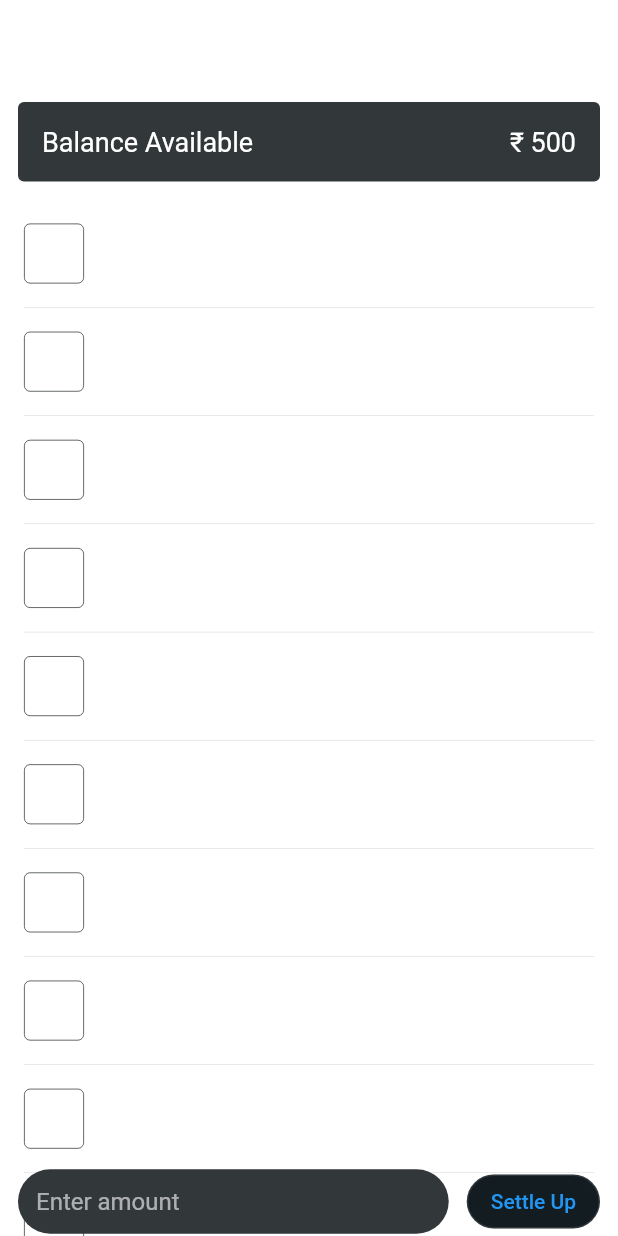
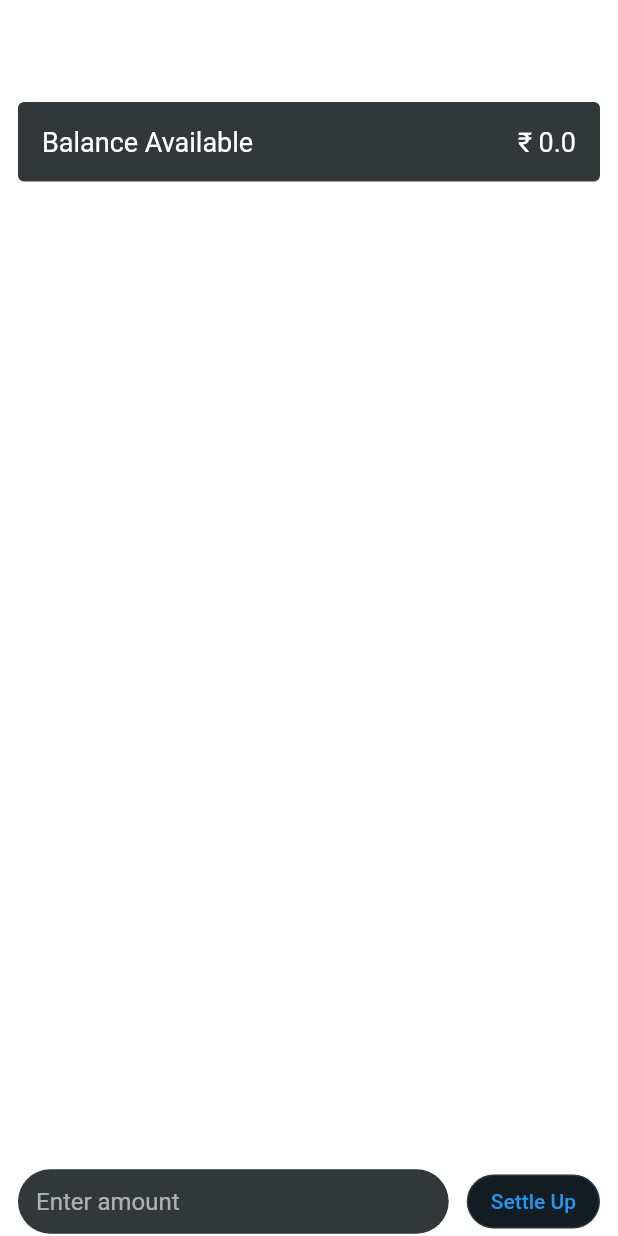
Before and after one commit to SuTechs/pythagon_admin, a Flutter app: the TeacherListDetails screen opened directly with empty values, after a tap on an icon or button, on a phone screen of 412 x 824 dp. Run offline on Flutter 3.47's test engine with Material 2 defaults, Android fonts, the phone set to English and light mode, and no system bars; our stand-ins replace cloud_firestore, firebase_auth, firebase_core, flutter_rating_bar, fluttertoast, hive and 1 more; accounts and stored records are empty; network calls fail.

Commit message:
transaction

```diff
--- a/lib/data/database.dart
+++ b/lib/data/database.dart
@@ -1,6 +1,8 @@
 import 'package:cloud_firestore/cloud_firestore.dart';
 import 'package:flutter/foundation.dart';
 import 'package:pythagon_admin/data/utils/modal/collectionRef.dart';
+import 'package:pythagon_admin/data/utils/modal/user.dart';
+import 'package:pythagon_admin/widgets/showToast.dart';
 
 class College {
   final String collegeName;
@@ -522,6 +524,8 @@ class Teacher {
       if (snapshot.data() != null)
         _teachers.add(Teacher.fromJson(snapshot.data()!));
 
+    _teachers.sort((a, b) => a.name.compareTo(b.name));
+
     return _teachers;
   }
 
@@ -597,6 +601,7 @@ class TeachersAssignments {
     );
   }
 
+  /// float assignments
   static Future<void> floatAssignments(
       List<String> selectedTeachers, String assignmentId, double amount) async {
     /// creating teachers assignments
@@ -615,25 +620,38 @@ class TeachersAssignments {
     }
   }
 
-  static Future<void> changeStatus(
-      TeacherAssignmentStatus status, String id) async {
-    await CollectionRef.teachersAssignments
-        .doc(id)
-        .update({'status': kTeacherAssignmentStatusEnumMap[status]});
+  /// change status
+  static Future<void> changeStatus(TeacherAssignmentStatus status, String id,
+      {required String teacherId,
+      required double amount,
+      required String assignmentId}) async {
+    await CollectionRef.teachersAssignments.doc(id).update({
+      'status': kTeacherAssignmentStatusEnumMap[status],
+      'updatedAt': Timestamp.now(),
+    });
+
+    if (status == TeacherAssignmentStatus.Closed) {
+      await Transaction.createTransaction(teacherId, amount, false,
+          assignmentId: assignmentId);
+    }
   }
 
+  /// update files
   static Future<void> updateFiles(List<String> files, String id) async {
-    await CollectionRef.teachersAssignments
-        .doc(id)
-        .update({'assignmentFiles': files});
+    await CollectionRef.teachersAssignments.doc(id).update({
+      'assignmentFiles': files,
+      'updatedAt': Timestamp.now(),
+    });
   }
 
+  /// rate
   static Future<void> rate(TeacherRating rating, String teacherId, String id,
       TeacherRating currentRating, int totalCurrentRating) async {
     /// adding rating in teacher assignment
     await CollectionRef.teachersAssignments.doc(id).update({
       'rating': rating.toJson(),
-      'status': kTeacherAssignmentStatusEnumMap[TeacherAssignmentStatus.Rated]
+      'status': kTeacherAssignmentStatusEnumMap[TeacherAssignmentStatus.Rated],
+      'updatedAt': Timestamp.now(),
     });
 
     /// adding rating in teacher
@@ -649,8 +667,112 @@ class TeachersAssignments {
     await CollectionRef.teachers.doc(teacherId).update({
       'rating': teacherRating.toJson(),
       'totalRating': totalCurrentRating,
+      'updatedAt': Timestamp.now(),
     }).then((value) {
       Teacher.resetTeachers();
     });
   }
 }
+
+/// transactions
+
+class Transaction {
+  final String id;
+  final double amount;
+  final double closingBalance;
+  final String teacherId;
+  final String adminId;
+  final DateTime createdAt;
+  final bool isWithdrawn;
+  final String? assignmentId;
+
+  Transaction({
+    required this.id,
+    required this.amount,
+    required this.closingBalance,
+    required this.teacherId,
+    required this.adminId,
+    required this.createdAt,
+    required this.isWithdrawn,
+    this.assignmentId,
+  });
+
+  Map<String, dynamic> toJson() => {
+        'id': id,
+        'amount': amount,
+        'closingBalance': closingBalance,
+        'teacherId': teacherId,
+        'adminId': adminId,
+        'createdAt': Timestamp.fromDate(createdAt),
+        'isWithdrawn': isWithdrawn,
+        if (assignmentId != null) 'assignmentId': assignmentId,
+      };
+
+  factory Transaction.fromJson(Map<String, dynamic> json) {
+    return Transaction(
+      id: json['id'],
+      amount: json['amount'],
+      closingBalance: json['closingBalance'],
+      teacherId: json['teacherId'],
+      adminId: json['adminId'],
+      createdAt: (json['createdAt'] as Timestamp).toDate(),
+      isWithdrawn: json['isWithdrawn'],
+    );
+  }
+
+  static Future<List<Transaction>> getTransaction(String teacherId) async {
+    final List<Transaction> _transactions = [];
+
+    final data = await CollectionRef.transactions
+        .where('teacherId', isEqualTo: teacherId)
+        .get();
+
+    for (QueryDocumentSnapshot snapshot in data.docs)
+      if (snapshot.data() != null)
+        _transactions.add(Transaction.fromJson(snapshot.data()!));
+
+    _transactions.sort((a, b) => a.createdAt.compareTo(b.createdAt));
+
+    return _transactions;
+  }
+
+  static Future<Transaction?> createTransaction(
+      String teacherId, double amount, bool isWithdrawn,
+      {String? assignmentId}) async {
+    final data = await CollectionRef.teachers.doc(teacherId).get();
+    if (data.data() == null) {
+      showToast('Teacher Not Found #32311');
+      return null;
+    }
+
+    final teacher = Teacher.fromJson(data.data()!);
+    final cb =
+        isWithdrawn ? teacher.balance - amount : teacher.balance + amount;
+
+    // adding transaction
+    final transaction = Transaction(
+      id: DateTime.now().millisecondsSinceEpoch.toString(),
+      amount: amount,
+      closingBalance: cb,
+      teacherId: teacherId,
+      adminId: UserData.authData!.email!,
+      createdAt: DateTime.now(),
+      isWithdrawn: isWithdrawn,
+      assignmentId: assignmentId,
+    );
+
+    await CollectionRef.transactions
+        .doc(transaction.id)
+        .set(transaction.toJson());
+
+    // updating teacher collection
+    await CollectionRef.teachers.doc(teacherId).update({
+      'balance': cb,
+      'updatedAt': Timestamp.now(),
+    }).then((value) {
+      Teacher.resetTeachers();
+    });
+
+    return transaction;
+  }
+}
--- a/lib/data/utils/modal/collectionRef.dart
+++ b/lib/data/utils/modal/collectionRef.dart
@@ -12,4 +12,7 @@ class CollectionRef {
   static final teachersAssignments =
       FirebaseFirestore.instance.collection('TeachersAssignments');
   static final admins = FirebaseFirestore.instance.collection('Admins');
+
+  static final transactions =
+      FirebaseFirestore.instance.collection('Transactions');
 }
--- a/lib/screens/assignmentDetails/selectTeacher.dart
+++ b/lib/screens/assignmentDetails/selectTeacher.dart
@@ -4,6 +4,7 @@ import 'package:flutter/rendering.dart';
 import 'package:flutter/services.dart';
 import 'package:provider/provider.dart';
 import 'package:pythagon_admin/data/database.dart';
+import 'package:pythagon_admin/data/utils/Utils.dart';
 import 'package:pythagon_admin/data/utils/modal/user.dart';
 import 'package:pythagon_admin/screens/assignmentDetails.dart';
 import 'package:pythagon_admin/widgets/assignmentDetailsLayout.dart';
@@ -368,7 +369,6 @@ class _NewOrEditTeacherState extends State<NewOrEditTeacher> {
   final TextEditingController _subjectsList = TextEditingController();
   final TextEditingController _gender = TextEditingController();
   final TextEditingController _dob = TextEditingController();
-
   final TextEditingController _isVerified = TextEditingController();
   final TextEditingController _course = TextEditingController();
   final TextEditingController _accountInfo = TextEditingController();
@@ -659,7 +659,9 @@ class _NewOrEditTeacherState extends State<NewOrEditTeacher> {
       email: _email.text.trim(),
       dateOfBirth: _dob.text.trim(),
       gender: _gender.text.trim(),
-      profilePic: kBlankProfilePicUrl,
+      profilePic: widget.teacher != null
+          ? widget.teacher!.profilePic
+          : kBlankProfilePicUrl,
       college: College(
           collegeName: _college.text.trim(), collegeId: _college.text.trim()),
       subjectsIds: _subjectIds,
@@ -1036,11 +1038,16 @@ class TeacherListDetails extends StatelessWidget {
                       ? Colors.white
                       : Colors.black,
                 ),
-                padding: EdgeInsets.only(right: 0, left: 8),
+                padding: EdgeInsets.only(right: 0, left: 16),
               ),
               onPressed: () {
                 Navigator.push(
-                    context, MaterialPageRoute(builder: (_) => Transaction()));
+                    context,
+                    MaterialPageRoute(
+                        builder: (_) => TransactionsList(
+                              teacherId: teacher.id,
+                              balance: teacher.balance,
+                            )));
               },
               child: Row(
                 mainAxisSize: MainAxisSize.min,
@@ -1111,16 +1118,26 @@ class TeacherListDetails extends StatelessWidget {
   }
 }
 
-class Transaction extends StatefulWidget {
+class TransactionsList extends StatefulWidget {
+  final String teacherId;
+  final double balance;
+
+  const TransactionsList(
+      {Key? key, required this.teacherId, required this.balance})
+      : super(key: key);
+
   @override
-  _TransactionState createState() => _TransactionState();
+  _TransactionsListState createState() => _TransactionsListState();
 }
 
-class _TransactionState extends State<Transaction> {
+class _TransactionsListState extends State<TransactionsList> {
+  late double balance = widget.balance;
   late ScrollController _scrollViewController;
   bool _showAppbar = true;
   bool _isScrollingDown = false;
   double amount = 0;
+  final List<Transaction> _transactions = [];
+  bool _isLoading = true;
 
   @override
   void initState() {
@@ -1144,6 +1161,15 @@ class _TransactionState extends State<Transaction> {
           setState(() {});
         }
       }
+    });
+
+    /// fetching data
+
+    Transaction.getTransaction(widget.teacherId).then((value) {
+      setState(() {
+        _transactions.addAll(value);
+        _isLoading = false;
+      });
     });
   }
 
@@ -1183,7 +1209,7 @@ class _TransactionState extends State<Transaction> {
                     ),
                     Spacer(),
                     Text(
-                      '₹ 500',
+                      '₹ $balance',
                       style: TextStyle(
                         fontSize: 18,
                       ),
@@ -1194,10 +1220,14 @@ class _TransactionState extends State<Transaction> {
 
               /// transaction
               Expanded(
-                child: ListView.separated(
+                child: _isLoading
+                    ? Center(child: CircularProgressIndicator())
+                    : ListView.separated(
                         controller: _scrollViewController,
                         itemBuilder: (_, i) {
-                      return TransactionListTile(isWithdrawn: i % 2 == 0);
+                          return TransactionListTile(
+                            transaction: _transactions[i],
+                          );
                         },
                         separatorBuilder: (_, i) {
                           return Container(
@@ -1206,7 +1236,7 @@ class _TransactionState extends State<Transaction> {
                             height: 0.1,
                           );
                         },
-                    itemCount: 10),
+                        itemCount: _transactions.length),
               ),
             ],
           ),
@@ -1237,6 +1267,9 @@ class _TransactionState extends State<Transaction> {
                         },
                         validator: (v) {
                           if (amount <= 0) return 'Invalid amount';
+
+                          if (amount > balance)
+                            return 'You can not pay more than available balance!';
                         },
                       ),
                     ),
@@ -1252,7 +1285,7 @@ class _TransactionState extends State<Transaction> {
                           shape: MaterialStateProperty.all(StadiumBorder()),
                         ),
                         child: Text('Settle Up'),
-                        onPressed: () {},
+                        onPressed: settleUp,
                       ),
                     ),
                     SizedBox(width: 12),
@@ -1265,12 +1298,36 @@ class _TransactionState extends State<Transaction> {
       ),
     );
   }
+
+  void settleUp() async {
+    if (amount <= 0) {
+      showToast('Invalid amount');
+      return;
+    }
+
+    if (amount > balance) {
+      showToast('You can not pay more than available balance!');
+      return;
+    }
+
+    /// creating transaction and settling up
+
+    final t =
+        await Transaction.createTransaction(widget.teacherId, amount, true);
+
+    if (t != null) {
+      setState(() {
+        balance = t.closingBalance;
+        _transactions.insert(0, t);
+      });
+    }
+  }
 }
 
 class TransactionListTile extends StatelessWidget {
-  final bool isWithdrawn;
+  final Transaction transaction;
 
-  const TransactionListTile({Key? key, required this.isWithdrawn})
+  const TransactionListTile({Key? key, required this.transaction})
       : super(key: key);
   @override
   Widget build(BuildContext context) {
@@ -1288,26 +1345,26 @@ class TransactionListTile extends StatelessWidget {
           ),
         ),
         child: Icon(
-          isWithdrawn ? Icons.north_east : Icons.south_west,
+          transaction.isWithdrawn ? Icons.north_east : Icons.south_west,
         ),
       ),
       title: Text(
-        'Money ${isWithdrawn ? 'Withdrawn' : 'Deposited'}',
+        'Money ${transaction.isWithdrawn ? 'Withdrawn' : 'Deposited'}',
       ),
-      subtitle: Text('23 Apr 12:20 PM'),
+      subtitle: Text(getFormattedTime(transaction.createdAt)),
       trailing: Column(
         mainAxisAlignment: MainAxisAlignment.center,
         crossAxisAlignment: CrossAxisAlignment.end,
         children: [
           Text(
-            '${isWithdrawn ? '-' : '+'} ₹500',
+            '${transaction.isWithdrawn ? '-' : '+'} ₹${transaction.amount}',
             style: TextStyle(
               fontSize: 16,
             ),
           ),
           SizedBox(height: 2),
           Text(
-            'CB: ₹200',
+            'CB: ₹${transaction.closingBalance}',
             style: Theme.of(context).textTheme.caption,
           ),
         ],
--- a/lib/screens/assignmentDetails/teacherInfo.dart
+++ b/lib/screens/assignmentDetails/teacherInfo.dart
@@ -202,7 +202,10 @@ class SelectTeacherAssignmentStatus extends StatelessWidget {
                 } else {
                   /// updating status
                   TeachersAssignments.changeStatus(
-                      TeacherAssignmentStatus.values[index], data.id);
+                      TeacherAssignmentStatus.values[index], data.id,
+                      teacherId: data.teacher.id,
+                      assignmentId: data.assignmentId,
+                      amount: data.amount);
                   SideSheet.closeIfOpen();
                   // Navigator.pop(context);
                 }
```
Lines whose indentation alone changed are shown as unchanged.
